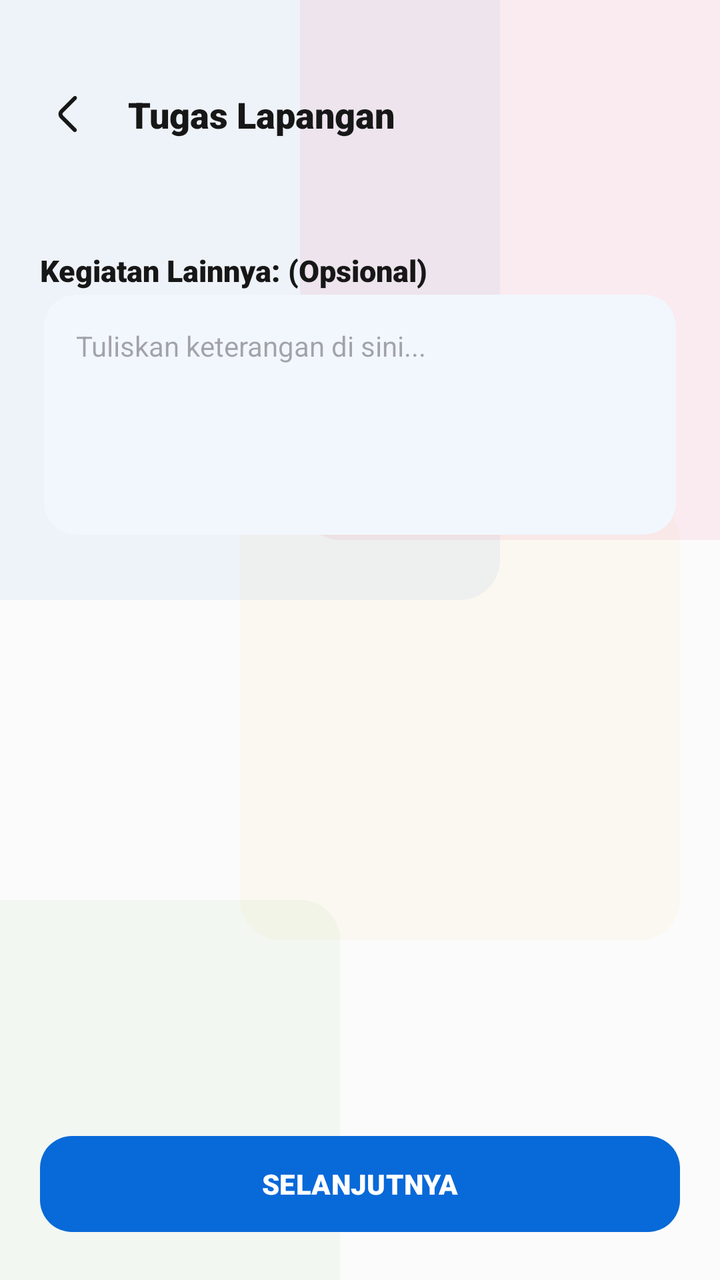
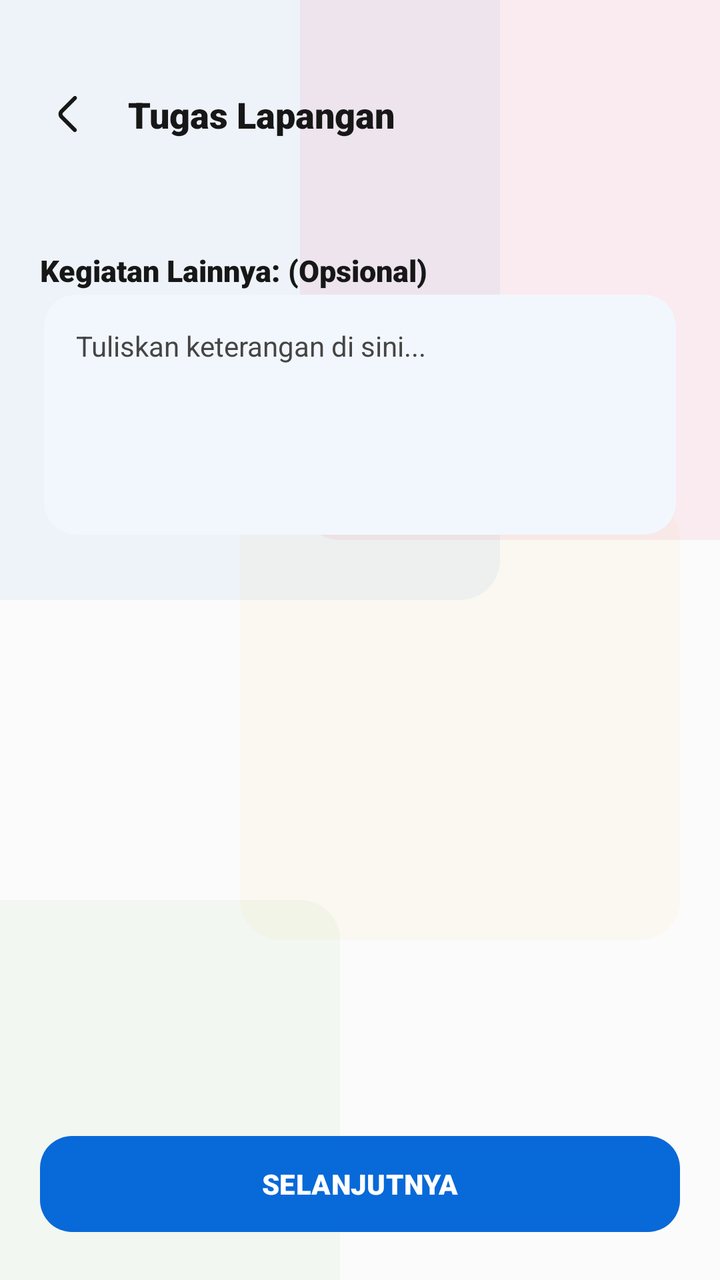

Compare the two renders of this Android layout. The source of the first and the diff that turns it into the second are given below.
<!-- AndroidManifest.xml: application theme Theme.AppPemko -->
<!-- res/layout/activity_tugas_lapangan.xml -->
<?xml version="1.0" encoding="utf-8"?>
<androidx.constraintlayout.widget.ConstraintLayout xmlns:android="http://schemas.android.com/apk/res/android"
    xmlns:app="http://schemas.android.com/apk/res-auto"
    xmlns:tools="http://schemas.android.com/tools"
    android:layout_width="match_parent"
    android:layout_height="match_parent"
    android:background="@color/background_main"
    tools:context=".dinasluarkantor.tugaslapangan.TugasLapanganActivity">

    <include layout="@layout/layout_background_palette" />

    
    <androidx.constraintlayout.widget.ConstraintLayout
        android:id="@+id/titleHeader"
        android:layout_width="match_parent"
        android:layout_height="64dp"
        android:layout_marginTop="25dp"
        android:paddingHorizontal="12dp"
        app:layout_constraintTop_toTopOf="parent">

        <RelativeLayout
            android:id="@+id/rlBackTl"
            android:layout_width="44dp"
            android:layout_height="44dp"
            android:background="?attr/selectableItemBackgroundBorderless"
            android:clickable="true"
            android:focusable="true"
            android:onClick="backTl"
            app:layout_constraintBottom_toBottomOf="parent"
            app:layout_constraintStart_toStartOf="parent"
            app:layout_constraintTop_toTopOf="parent"
            tools:ignore="UsingOnClickInXml">

            <ImageView
                android:id="@+id/ivBack"
                android:layout_width="24dp"
                android:layout_height="24dp"
                android:layout_centerInParent="true"
                android:src="@drawable/one_left"
                app:tint="@color/text_primary"
                android:contentDescription="@string/todo" />
        </RelativeLayout>

        <TextView
            android:layout_width="wrap_content"
            android:layout_height="wrap_content"
            android:layout_marginStart="8dp"
            android:fontFamily="sans-serif-black"
            android:text="@string/tugas_lapangan"
            android:textColor="@color/text_primary"
            android:textSize="18sp"
            app:layout_constraintBottom_toBottomOf="parent"
            app:layout_constraintStart_toEndOf="@id/rlBackTl"
            app:layout_constraintTop_toTopOf="parent" />

    </androidx.constraintlayout.widget.ConstraintLayout>

    <androidx.core.widget.NestedScrollView
        android:id="@+id/nsvTugasLapangan"
        android:layout_width="match_parent"
        android:layout_height="0dp"
        android:fillViewport="true"
        app:layout_constraintBottom_toTopOf="@+id/btnContainer"
        app:layout_constraintTop_toBottomOf="@id/titleHeader">

        <LinearLayout
            android:layout_width="match_parent"
            android:layout_height="wrap_content"
            android:orientation="vertical"
            android:paddingHorizontal="20dp"
            android:paddingTop="12dp">

            <androidx.recyclerview.widget.RecyclerView
                android:id="@+id/rvKegiatanPd"
                android:layout_width="match_parent"
                android:layout_height="wrap_content"
                android:nestedScrollingEnabled="false"
                tools:listitem="@layout/list_row_kegiatan" />

            <TextView
                android:id="@+id/tvKeteranganTambahan"
                android:layout_width="match_parent"
                android:layout_height="wrap_content"
                android:layout_marginTop="24dp"
                android:fontFamily="sans-serif-black"
                android:text="@string/kegiatan_lainnya_opsional"
                android:textColor="@color/text_primary"
                android:textSize="15sp" />

            <com.google.android.material.card.MaterialCardView
                android:layout_width="match_parent"
                android:layout_height="wrap_content"
                android:layout_marginTop="12dp"
                android:layout_marginBottom="24dp"
                app:cardBackgroundColor="@color/surface_main"
                app:cardCornerRadius="16dp"
                android:layout_margin="2dp"
                app:cardElevation="1dp"
                app:strokeWidth="0dp">

                <EditText
                    android:id="@+id/etKegiatanLainnya"
                    android:layout_width="match_parent"
                    android:layout_height="120dp"
                    android:background="@android:color/transparent"
                    android:fontFamily="sans-serif"
                    android:gravity="top"
                    android:hint="Tuliskan keterangan di sini..."
                    android:inputType="textMultiLine"
                    android:padding="16dp"
                    android:textSize="14sp" />
            </com.google.android.material.card.MaterialCardView>

        </LinearLayout>
    </androidx.core.widget.NestedScrollView>

    <FrameLayout
        android:id="@+id/btnContainer"
        android:layout_width="match_parent"
        android:layout_height="wrap_content"
        android:padding="20dp"
        app:layout_constraintBottom_toBottomOf="parent">

        <com.google.android.material.button.MaterialButton
            android:id="@+id/tvSelanjutnya"
            style="@style/Widget.Material3.Button"
            android:layout_width="match_parent"
            android:layout_height="56dp"
            android:onClick="nextKegiatanTL"
            android:text="SELANJUTNYA"
            android:textAllCaps="true"
            android:fontFamily="sans-serif-black"
            app:backgroundTint="@color/primary_brand"
            app:cornerRadius="16dp" />
    </FrameLayout>

</androidx.constraintlayout.widget.ConstraintLayout>
<!-- res/layout/layout_background_palette.xml (included above) -->
<?xml version="1.0" encoding="utf-8"?>
<merge xmlns:android="http://schemas.android.com/apk/res/android"
    xmlns:app="http://schemas.android.com/apk/res-auto">

    
    <View
        android:layout_width="400dp"
        android:layout_height="400dp"
        android:background="@drawable/backgoundovalabuabu"
        android:backgroundTint="@color/primary_brand"
        android:alpha="0.05"
        android:translationX="-150dp"
        android:translationY="-100dp" />

    
    <View
        android:layout_width="320dp"
        android:layout_height="320dp"
        android:background="@drawable/backgoundovalabuabu"
        android:backgroundTint="@color/brand_secondary"
        android:alpha="0.07"
        android:translationX="150dp"
        android:translationY="-50dp" />

    
    <View
        android:layout_width="250dp"
        android:layout_height="250dp"
        android:background="@drawable/backgoundovalabuabu"
        android:backgroundTint="@color/hijau"
        android:alpha="0.05"
        android:translationX="-80dp"
        android:translationY="450dp" />

    
    <View
        android:layout_width="220dp"
        android:layout_height="220dp"
        android:background="@drawable/backgoundovalabuabu"
        android:backgroundTint="@color/kuning"
        android:alpha="0.04"
        android:translationX="120dp"
        android:translationY="250dp" />

</merge>
<!-- res/layout/list_row_kegiatan.xml (included above) -->
<?xml version="1.0" encoding="utf-8"?>

<com.google.android.material.card.MaterialCardView xmlns:android="http://schemas.android.com/apk/res/android"
    xmlns:app="http://schemas.android.com/apk/res-auto"
    xmlns:tools="http://schemas.android.com/tools"
    android:id="@+id/rlKegiatanPd"
    android:layout_width="match_parent"
    android:layout_height="wrap_content"
    android:layout_marginHorizontal="12dp"
    android:layout_marginVertical="6dp"
    android:clickable="true"
    android:focusable="true"
    android:foreground="?attr/selectableItemBackground"
    app:cardBackgroundColor="@color/surface_main"
    app:cardCornerRadius="16dp"
    app:cardElevation="2dp"
    app:strokeColor="@color/surface_variant"
    app:strokeWidth="1dp">

    <LinearLayout
        android:layout_width="match_parent"
        android:layout_height="wrap_content"
        android:gravity="center_vertical"
        android:orientation="horizontal"
        android:padding="16dp">

        
        <com.google.android.material.card.MaterialCardView
            android:layout_width="40dp"
            android:layout_height="40dp"
            app:cardBackgroundColor="#1A008DDA"
            app:cardCornerRadius="10dp"
            app:cardElevation="0dp">

            <ImageView
                android:layout_width="match_parent"
                android:layout_height="match_parent"
                android:padding="10dp"
                android:src="@drawable/ic_artikel"
                app:tint="@color/primary_brand"
                tools:ignore="ContentDescription" />
        </com.google.android.material.card.MaterialCardView>

        
        <LinearLayout
            android:layout_width="0dp"
            android:layout_height="wrap_content"
            android:layout_marginStart="16dp"
            android:layout_weight="1"
            android:orientation="vertical">

            <TextView
                android:id="@+id/tvListKegiatan"
                android:layout_width="match_parent"
                android:layout_height="wrap_content"
                android:fontFamily="sans-serif-black"
                android:text="Nama Kegiatan"
                android:textColor="@color/text_primary"
                android:textSize="15sp"
                tools:ignore="HardcodedText" />

            <TextView
                android:layout_width="wrap_content"
                android:layout_height="wrap_content"
                android:layout_marginTop="2dp"
                android:text="Ketuk untuk memilih"
                android:textColor="@color/text_hint"
                android:textSize="11sp"
                tools:ignore="HardcodedText,SmallSp" />
        </LinearLayout>

        
        <com.google.android.material.card.MaterialCardView
            android:id="@+id/imgChecked"
            android:layout_width="24dp"
            android:layout_height="24dp"
            android:layout_marginStart="8dp"
            android:visibility="gone"
            app:cardBackgroundColor="@color/hijau"
            app:cardCornerRadius="12dp"
            app:cardElevation="0dp"
            app:strokeWidth="0dp"
            tools:visibility="visible">

            <ImageView
                android:layout_width="16dp"
                android:layout_height="16dp"
                android:layout_gravity="center"
                android:src="@drawable/ic_check"
                app:tint="@color/white"
                tools:ignore="ContentDescription" />
        </com.google.android.material.card.MaterialCardView>

    </LinearLayout>
</com.google.android.material.card.MaterialCardView>
<!-- resources referenced by this layout -->
<resources>
  <color name="background_main">#FBFBFB</color>
  <color name="brand_secondary">#E91E63</color>
  <color name="hijau">#4CAF50</color>
  <color name="kuning">#F7B620</color>
  <color name="primary_brand">#0869D8</color>
  <color name="surface_main">#FFFFFF</color>
  <color name="surface_variant">#F4F4F4</color>
  <color name="text_hint">#87888c</color>
  <color name="text_primary">#171717</color>
  <color name="white">#FFFFFF</color>
  <!-- drawable backgoundovalabuabu (drawable) -->
  <?xml version="1.0" encoding="utf-8"?>
  
  <shape xmlns:android="http://schemas.android.com/apk/res/android"
      android:tintMode="multiply"
      android:shape="rectangle"
      >
  
      <solid
          android:color="@color/background_layout"/>
      <corners
          android:radius="20dp"/>
  </shape>
  <!-- drawable ic_artikel (drawable) -->
  <vector android:autoMirrored="true" android:height="24dp"
      android:viewportHeight="24"
      android:viewportWidth="24" android:width="24dp" xmlns:android="http://schemas.android.com/apk/res/android">
      <path android:fillColor="@color/biru" android:pathData="M19,3L5,3c-1.1,0 -2,0.9 -2,2v14c0,1.1 0.9,2 2,2h14c1.1,0 2,-0.9 2,-2L21,5c0,-1.1 -0.9,-2 -2,-2zM14,17L7,17v-2h7v2zM17,13L7,13v-2h10v2zM17,9L7,9L7,7h10v2z"/>
  </vector>
  <!-- drawable ic_check (drawable) -->
  <vector xmlns:android="http://schemas.android.com/apk/res/android" android:height="30dp" android:viewportHeight="512" android:viewportWidth="512" android:width="30dp">
        
      <path android:fillColor="@color/biru" android:fillType="evenOdd" android:pathData="M256,42.67C373.82,42.67 469.33,138.18 469.33,256C469.33,373.82 373.82,469.33 256,469.33C138.18,469.33 42.67,373.82 42.67,256C42.67,138.18 138.18,42.67 256,42.67ZM256,85.33C161.74,85.33 85.33,161.74 85.33,256C85.33,350.26 161.74,426.67 256,426.67C350.26,426.67 426.67,350.26 426.67,256C426.67,161.74 350.26,85.33 256,85.33ZM256,149.33C314.91,149.33 362.67,197.09 362.67,256C362.67,314.91 314.91,362.67 256,362.67C197.09,362.67 149.33,314.91 149.33,256C149.33,197.09 197.09,149.33 256,149.33Z" android:strokeColor="#00000000" android:strokeWidth="1"/>
      
  </vector>
  <!-- drawable one_left (drawable) -->
  <vector xmlns:android="http://schemas.android.com/apk/res/android" android:height="30dp" android:viewportHeight="24" android:viewportWidth="24" android:width="30dp">
        
      <path android:fillColor="@color/biru" android:pathData="M16.18,3.269C15.789,2.878 15.156,2.878 14.765,3.269L8.121,9.913C6.95,11.085 6.949,12.983 8.12,14.155L14.69,20.73C15.081,21.121 15.714,21.121 16.104,20.73C16.495,20.34 16.495,19.707 16.104,19.316L9.532,12.744C9.142,12.354 9.142,11.72 9.532,11.33L16.18,4.683C16.57,4.292 16.57,3.659 16.18,3.269Z"/>
      
  </vector>
  <string name="kegiatan_lainnya_opsional">Kegiatan Lainnya: (Opsional)</string>
  <string name="todo">TODO</string>
  <string name="tugas_lapangan">Tugas Lapangan</string>
  <style name="Theme.AppPemko" parent="Base.Theme.AppPemko">
          <item name="android:textColor">@color/text_primary</item>
      </style>
  <color name="background_layout">#FFFFFF</color>
  <color name="biru">#008DDA</color>
  <color name="on_primary_brand">#FFFFFF</color>
  <color name="text_secondary">#454545</color>
  <style name="Animation.App.Activity" parent="@android:style/Animation.Activity">
          <item name="android:activityOpenEnterAnimation">@anim/slide_in_right</item>
          <item name="android:activityOpenExitAnimation">@anim/slide_out_left</item>
          <item name="android:activityCloseEnterAnimation">@anim/slide_in_left</item>
          <item name="android:activityCloseExitAnimation">@anim/slide_out_right</item>
      </style>
  <!-- unchanged entries left out for length: 1 -->
</resources>

<!-- the commit's change to res/layout/activity_tugas_lapangan.xml (unified diff, before → after) -->
@@ -2,6 +2,7 @@
 <androidx.constraintlayout.widget.ConstraintLayout xmlns:android="http://schemas.android.com/apk/res/android"
     xmlns:app="http://schemas.android.com/apk/res-auto"
     xmlns:tools="http://schemas.android.com/tools"
+    android:id="@+id/tlRootLayout"
     android:layout_width="match_parent"
     android:layout_height="match_parent"
     android:background="@color/background_main"
@@ -92,9 +93,11 @@
                 android:layout_height="wrap_content"
                 android:layout_marginTop="12dp"
                 android:layout_marginBottom="24dp"
+                android:layout_margin="2dp"
+                android:clickable="false"
+                android:focusable="false"
                 app:cardBackgroundColor="@color/surface_main"
                 app:cardCornerRadius="16dp"
-                android:layout_margin="2dp"
                 app:cardElevation="1dp"
                 app:strokeWidth="0dp">
 
@@ -106,7 +109,13 @@
                     android:fontFamily="sans-serif"
                     android:gravity="top"
                     android:hint="Tuliskan keterangan di sini..."
-                    android:inputType="textMultiLine"
+                    android:inputType="textMultiLine|textCapSentences"
+                    android:focusable="true"
+                    android:focusableInTouchMode="true"
+                    android:clickable="true"
+                    android:importantForAutofill="no"
+                    android:textColor="@color/text_primary"
+                    android:textColorHint="@color/text_secondary"
                     android:padding="16dp"
                     android:textSize="14sp" />
             </com.google.android.material.card.MaterialCardView>
